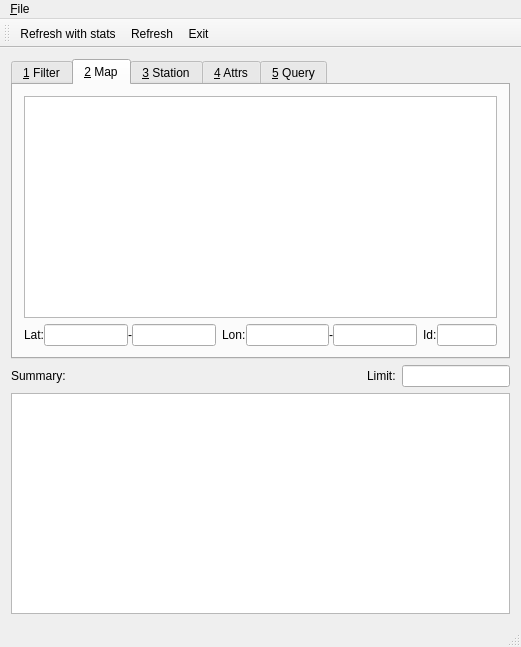
ARPA-SIMC/provami, file provamimainwindow.ui: the form before one commit.
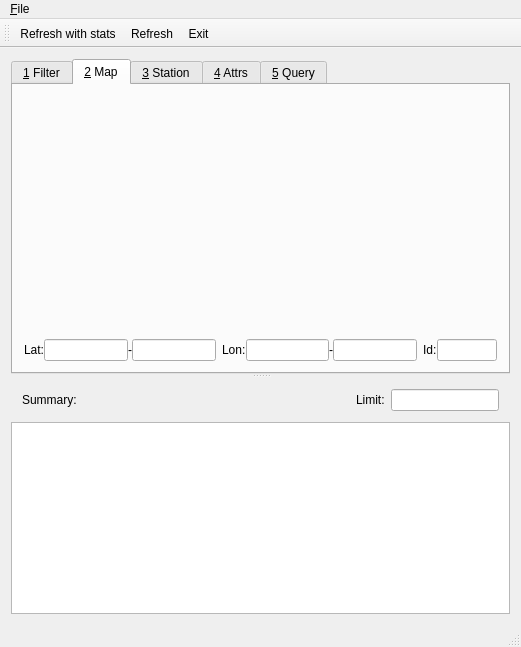
The form after the commit. The open tabs and pages were chosen to show the change. Custom widgets are drawn as their Qt base class.

Commit message: Started replacing the map with a QWebView+leaflet based one

```diff
--- a/provamimainwindow.ui
+++ b/provamimainwindow.ui
@@ -22,11 +22,33 @@
   <widget class="QWidget" name="centralWidget">
    <layout class="QVBoxLayout" name="verticalLayout">
     <item>
+     <widget class="QWidget" name="widget" native="true">
+      <layout class="QVBoxLayout" name="verticalLayout_9">
+       <property name="spacing">
+        <number>0</number>
+       </property>
+       <property name="leftMargin">
+        <number>0</number>
+       </property>
+       <property name="topMargin">
+        <number>0</number>
+       </property>
+       <property name="rightMargin">
+        <number>0</number>
+       </property>
+       <property name="bottomMargin">
+        <number>0</number>
+       </property>
+       <item>
+        <widget class="QSplitter" name="splitter">
+         <property name="orientation">
+          <enum>Qt::Vertical</enum>
+         </property>
      <widget class="QTabWidget" name="tabWidget">
       <property name="sizePolicy">
        <sizepolicy hsizetype="Expanding" vsizetype="Minimum">
         <horstretch>0</horstretch>
-        <verstretch>0</verstretch>
+            <verstretch>1</verstretch>
        </sizepolicy>
       </property>
       <property name="currentIndex">
@@ -135,9 +157,12 @@
        </attribute>
        <layout class="QVBoxLayout" name="verticalLayout_4">
         <item>
-         <widget class="provami::MapView" name="mapview">
-          <property name="dragMode">
-           <enum>QGraphicsView::ScrollHandDrag</enum>
+             <widget class="provami::MapView" name="mapview" native="true">
+              <property name="sizePolicy">
+               <sizepolicy hsizetype="Expanding" vsizetype="Expanding">
+                <horstretch>0</horstretch>
+                <verstretch>0</verstretch>
+               </sizepolicy>
           </property>
          </widget>
         </item>
@@ -410,11 +435,28 @@
        </layout>
       </widget>
      </widget>
-    </item>
+         <widget class="QWidget" name="results_pane" native="true">
+          <layout class="QVBoxLayout" name="verticalLayout_8">
+           <property name="spacing">
+            <number>0</number>
+           </property>
+           <property name="leftMargin">
+            <number>0</number>
+           </property>
+           <property name="topMargin">
+            <number>0</number>
+           </property>
+           <property name="rightMargin">
+            <number>0</number>
+           </property>
+           <property name="bottomMargin">
+            <number>0</number>
+           </property>
     <item>
-     <layout class="QHBoxLayout" name="horizontalLayout_8">
+            <widget class="QWidget" name="results_header" native="true">
+             <layout class="QHBoxLayout" name="horizontalLayout_10">
       <item>
-       <widget class="QLabel" name="label_17">
+               <widget class="QLabel" name="label_24">
         <property name="text">
          <string>Summary:</string>
         </property>
@@ -444,12 +486,29 @@
        <widget class="QLineEdit" name="filter_limit"/>
       </item>
      </layout>
+            </widget>
     </item>
     <item>
      <widget class="provami::DataGridView" name="results">
+             <property name="sizePolicy">
+              <sizepolicy hsizetype="Expanding" vsizetype="Expanding">
+               <horstretch>0</horstretch>
+               <verstretch>1</verstretch>
+              </sizepolicy>
+             </property>
       <attribute name="verticalHeaderVisible">
        <bool>false</bool>
       </attribute>
+            </widget>
+           </item>
+          </layout>
+          <zorder>results</zorder>
+          <zorder>results_header</zorder>
+          <zorder>widget_3</zorder>
+         </widget>
+        </widget>
+       </item>
+      </layout>
      </widget>
     </item>
    </layout>
@@ -521,11 +580,6 @@
  </widget>
  <layoutdefault spacing="6" margin="11"/>
  <customwidgets>
-  <customwidget>
-   <class>provami::MapView</class>
-   <extends>QGraphicsView</extends>
-   <header>provami/mapview.h</header>
-  </customwidget>
   <customwidget>
    <class>provami::RecordLineEdit</class>
    <extends>QLineEdit</extends>
@@ -551,6 +605,12 @@
    <extends>QLineEdit</extends>
    <header>provami/dateedit.h</header>
   </customwidget>
+  <customwidget>
+   <class>provami::MapView</class>
+   <extends>QWidget</extends>
+   <header>provami/mapview.h</header>
+   <container>1</container>
+  </customwidget>
  </customwidgets>
  <resources/>
  <connections/>
```
Left out of the diff: 4 changed lines with no effect on the pictures. Lines whose indentation alone changed are shown as unchanged. The commit also changes 28 other files.
